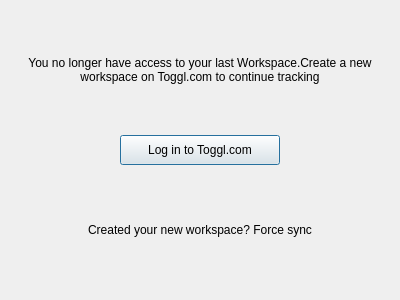
Before: the Qt Designer form src/ui/linux/TogglDesktop/missingwswidget.ui in toggl-open-source/toggldesktop, drawn with Qt 5.
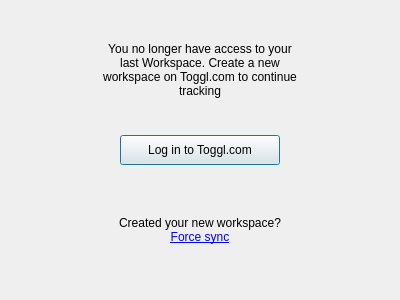
After: the same form once the commit is applied.

Commit message: Fixed missingWS bottom text cursor and fullsync (linux), #2248

Diff of the .ui file:
```diff
--- a/src/ui/linux/TogglDesktop/missingwswidget.ui
+++ b/src/ui/linux/TogglDesktop/missingwswidget.ui
@@ -14,34 +14,17 @@
    <string>Form</string>
   </property>
   <layout class="QGridLayout" name="gridLayout">
-   <item row="0" column="0">
-    <layout class="QVBoxLayout" name="verticalLayout">
-     <property name="sizeConstraint">
-      <enum>QLayout::SetMaximumSize</enum>
-     </property>
-     <item>
-      <widget class="QLabel" name="topText">
-       <property name="maximumSize">
-        <size>
-         <width>400</width>
-         <height>16777215</height>
-        </size>
-       </property>
+   <item row="2" column="0">
+    <widget class="QLabel" name="bottomText">
        <property name="text">
-        <string>You no longer have access to your last Workspace.Create a new workspace on Toggl.com to continue tracking</string>
-       </property>
-       <property name="alignment">
-        <set>Qt::AlignCenter</set>
-       </property>
-       <property name="wordWrap">
-        <bool>true</bool>
-       </property>
-       <property name="margin">
-        <number>20</number>
+      <string>&lt;html&gt;&lt;head/&gt;&lt;body&gt;&lt;p align=&quot;center&quot;&gt;Created your new workspace?&lt;br/&gt;&lt;a href=&quot;#force-sync&quot;&gt;&lt;span style=&quot; text-decoration: underline; color:#0000ff;&quot;&gt;Force sync&lt;/span&gt;&lt;/a&gt;&lt;/p&gt;&lt;/body&gt;&lt;/html&gt;</string>
+     </property>
+     <property name="textFormat">
+      <enum>Qt::RichText</enum>
        </property>
       </widget>
      </item>
-     <item>
+   <item row="1" column="0">
       <layout class="QHBoxLayout" name="horizontalLayout">
        <property name="sizeConstraint">
         <enum>QLayout::SetMinAndMaxSize</enum>
@@ -70,8 +53,8 @@
        </item>
       </layout>
      </item>
-     <item>
-      <widget class="QLabel" name="bottomText">
+   <item row="0" column="0">
+    <widget class="QLabel" name="topText">
        <property name="maximumSize">
         <size>
          <width>400</width>
@@ -79,14 +62,18 @@
         </size>
        </property>
        <property name="text">
-        <string>Created your new workspace? Force sync</string>
+      <string>You no longer have access to your last Workspace. Create a new workspace on Toggl.com to continue tracking</string>
        </property>
        <property name="alignment">
         <set>Qt::AlignCenter</set>
        </property>
-      </widget>
-     </item>
-    </layout>
+     <property name="wordWrap">
+      <bool>true</bool>
+     </property>
+     <property name="margin">
+      <number>20</number>
+     </property>
+    </widget>
    </item>
   </layout>
  </widget>
```
Lines whose indentation alone changed are shown as unchanged. The commit also changes 1 other file.
